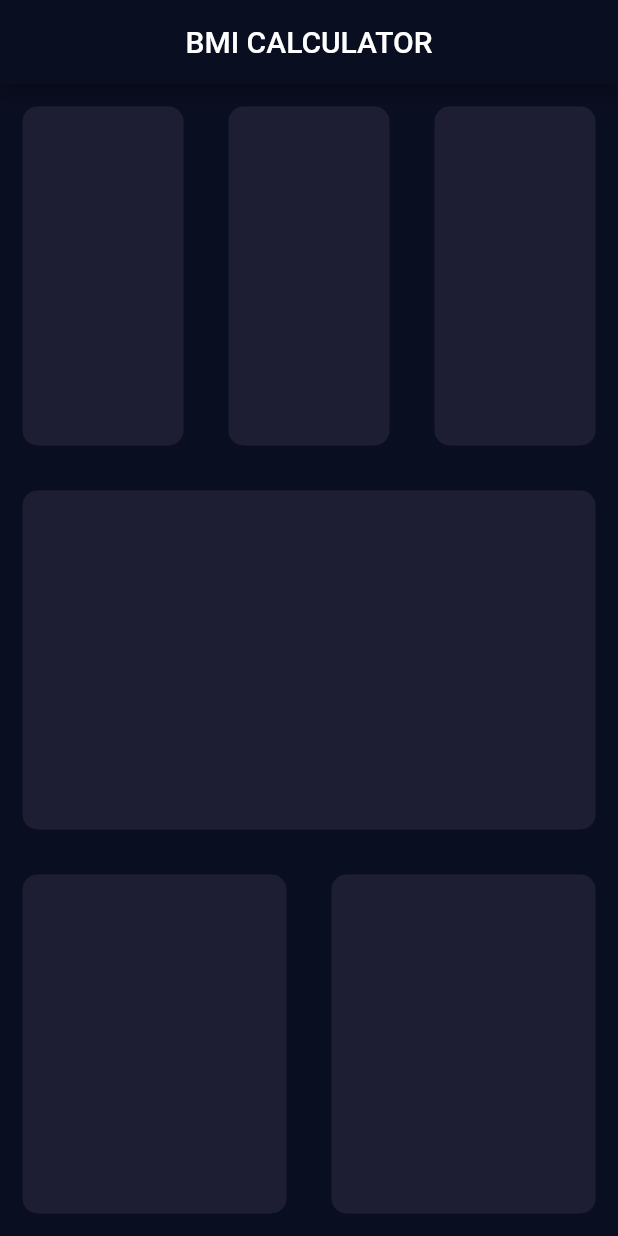
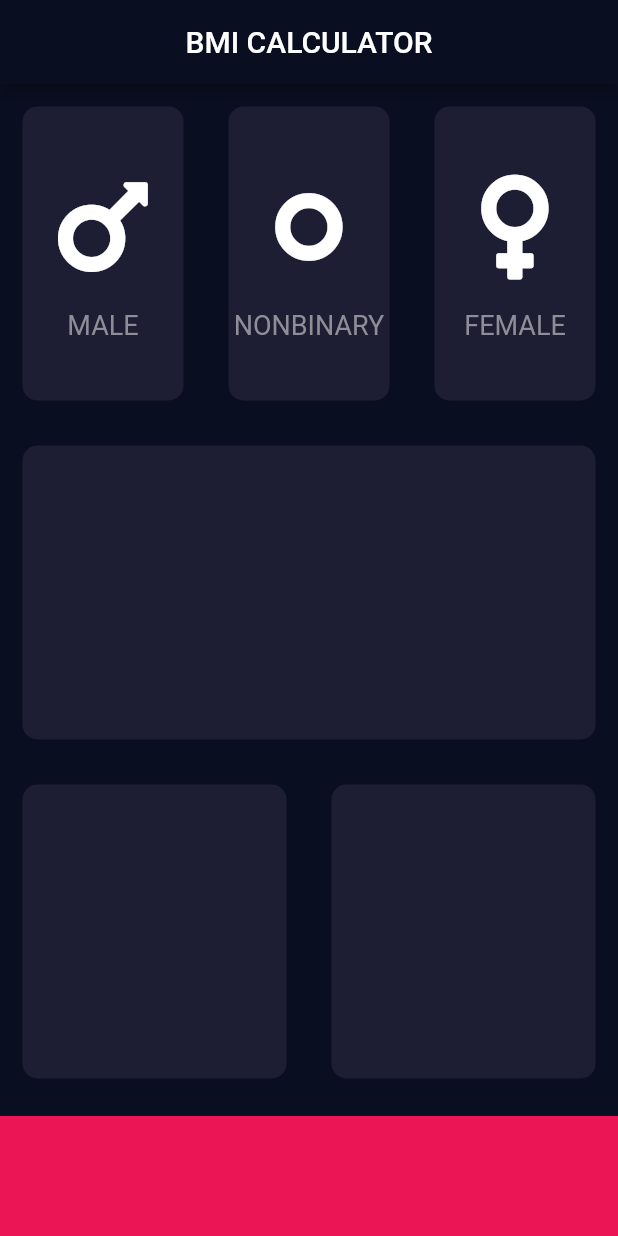
Before and after one commit to dustyfingers/bmi-calc-flutter, a Flutter app: the screen it shows after launch, on a phone screen of 412 x 824 dp. Run offline on Flutter 3.47's test engine with Material 2 defaults, Android fonts, the phone set to English and light mode, and no system bars; our stand-ins replace font_awesome_flutter.

Commit message:
learned about const vs final in dart and creating custom widgets in flutter, and incorprating custom icons

```diff
--- /dev/null
+++ b/lib/icon_content.dart
@@ -0,0 +1,30 @@
+import 'package:flutter/material.dart';
+
+const textColor = 0xFF8D8E98;
+const iconSize = 80.0;
+const spacer = SizedBox(height: 15.0);
+const labelTextStyle = TextStyle(
+  fontSize: 18.0,
+  color: Color(textColor),
+);
+
+class IconContent extends StatelessWidget {
+  final IconData icon;
+  final String label;
+
+  IconContent({this.icon, this.label});
+
+  Widget build(BuildContext context) {
+    return Column(
+      mainAxisAlignment: MainAxisAlignment.center,
+      children: <Widget>[
+        Icon(
+          icon,
+          size: iconSize,
+        ),
+        spacer,
+        Text(label, style: labelTextStyle),
+      ],
+    );
+  }
+}
--- a/lib/input_page.dart
+++ b/lib/input_page.dart
@@ -1,6 +1,12 @@
 import 'package:flutter/material.dart';
+import 'package:font_awesome_flutter/font_awesome_flutter.dart';
 
 import 'package:bmi_calculator_flutter/reusable_card.dart';
+import 'package:bmi_calculator_flutter/icon_content.dart';
+
+const bottomContainerHeight = 80.0;
+const activeCardColor = 0xFF1D1E33;
+const bottomContainerColor = 0xFFEB1555;
 
 class InputPage extends StatefulWidget {
   @override
@@ -23,17 +29,29 @@ class _InputPageState extends State<InputPage> {
               children: <Widget>[
                 Expanded(
                   child: ReusableCard(
-                    color: Color(0xFF1D1E33),
+                    color: Color(activeCardColor),
+                    cardChild: IconContent(
+                      icon: FontAwesomeIcons.mars,
+                      label: 'MALE',
+                    ),
                   ),
                 ),
                 Expanded(
                   child: ReusableCard(
-                    color: Color(0xFF1D1E33),
+                    color: Color(activeCardColor),
+                    cardChild: IconContent(
+                      icon: FontAwesomeIcons.genderless,
+                      label: 'NONBINARY',
+                    ),
                   ),
                 ),
                 Expanded(
                   child: ReusableCard(
-                    color: Color(0xFF1D1E33),
+                    color: Color(activeCardColor),
+                    cardChild: IconContent(
+                      icon: FontAwesomeIcons.venus,
+                      label: 'FEMALE',
+                    ),
                   ),
                 ),
               ],
@@ -41,7 +59,7 @@ class _InputPageState extends State<InputPage> {
           ),
           Expanded(
             child: ReusableCard(
-              color: Color(0xFF1D1E33),
+              color: Color(activeCardColor),
             ),
           ),
           Expanded(
@@ -49,16 +67,22 @@ class _InputPageState extends State<InputPage> {
               children: <Widget>[
                 Expanded(
                   child: ReusableCard(
-                    color: Color(0xFF1D1E33),
+                    color: Color(activeCardColor),
                   ),
                 ),
                 Expanded(
                   child: ReusableCard(
-                    color: Color(0xFF1D1E33),
+                    color: Color(activeCardColor),
                   ),
                 ),
               ],
             ),
+          ),
+          Container(
+            color: Color(bottomContainerColor),
+            margin: EdgeInsets.only(top: 10.0),
+            width: double.infinity,
+            height: bottomContainerHeight,
           ),
         ],
       ),
--- a/lib/reusable_card.dart
+++ b/lib/reusable_card.dart
@@ -1,14 +1,16 @@
 import 'package:flutter/material.dart';
 
 class ReusableCard extends StatelessWidget {
-  ReusableCard({@required this.color});
+  ReusableCard({@required this.color, this.cardChild});
 
   // final keyword makes this property immutable
   final Color color;
+  final Widget cardChild;
 
   @override
   Widget build(BuildContext context) {
     return Container(
+      child: cardChild,
       margin: EdgeInsets.all(15.0),
       decoration: BoxDecoration(
         borderRadius: BorderRadius.circular(10.0),
--- a/pubspec.yaml
+++ b/pubspec.yaml
@@ -28,6 +28,7 @@ dependencies:
   # The following adds the Cupertino Icons font to your application.
   # Use with the CupertinoIcons class for iOS style icons.
   cupertino_icons: ^1.0.2
+  font_awesome_flutter: ^9.0.0
 
 dev_dependencies:
   flutter_test:
```
Also changed, not shown: pubspec.lock.
